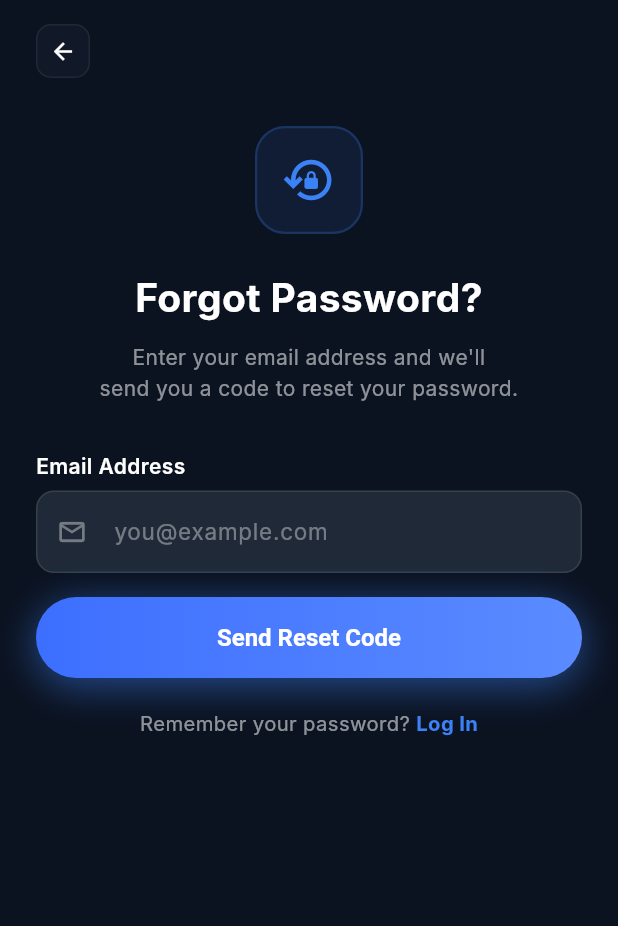
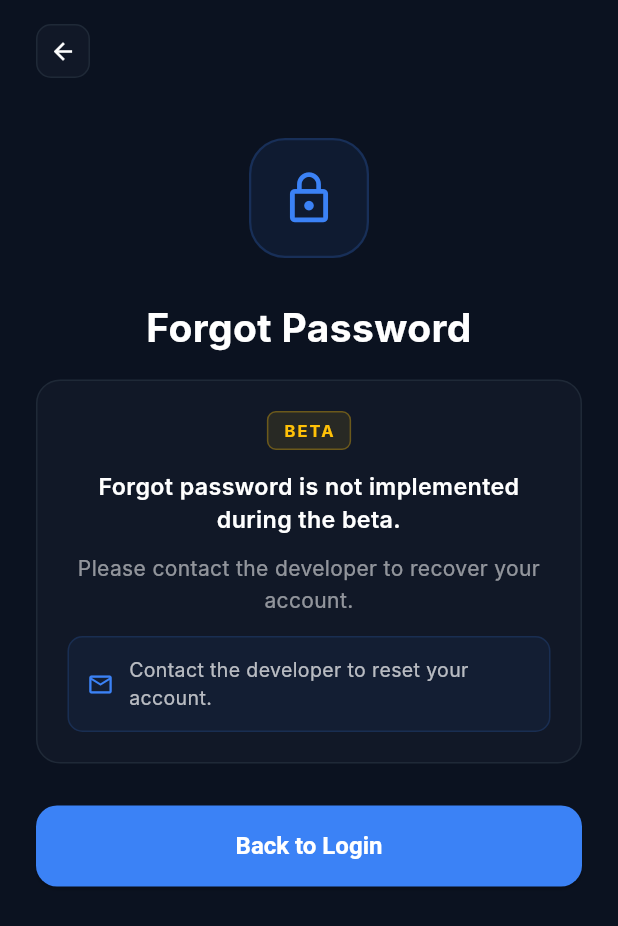
Before and after one commit to Thameur03/forgefit-front, a Flutter app: the ForgotPasswordScreen screen opened by its route, on a phone screen of 412 x 824 dp. Shown: the top 926 px of the screen. Run offline on Flutter 3.47's test engine with Material 3 defaults, Android fonts, the phone set to English and light mode, and no system bars; our stand-ins replace dio, fl_chart, flutter_local_notifications, flutter_secure_storage, flutter_svg, shared_preferences and 1 more; missing offline and left inert: mobile_scanner; accounts and stored records are empty; network calls fail; Roboto replaces fonts that are missing (Inter).

Commit message:
Prepare beta auth flow and fix nutrition logging

```diff
--- a/lib/features/auth/screens/forgot_password_screen.dart
+++ b/lib/features/auth/screens/forgot_password_screen.dart
@@ -1,47 +1,23 @@
+// ── Beta: ForgotPasswordScreen ────────────────────────────────────────────────
+//
+// During beta, password reset via email OTP is not available because email
+// delivery is not yet configured for production.
+//
+// This screen replaces the full OTP reset flow with a simple informational
+// page that instructs the user to contact the developer.
+//
+// The ResetPasswordScreen and backend /auth/forgot-password endpoint are
+// intentionally left intact for future use.
+// ─────────────────────────────────────────────────────────────────────────────
+
 import 'package:flutter/material.dart';
-import 'package:provider/provider.dart';
-import '../providers/auth_provider.dart';
 import '../widgets/onboarding_widgets.dart';
 
-class ForgotPasswordScreen extends StatefulWidget {
+/// Edit this constant to update the contact info shown to beta testers.
+const String kDeveloperContact = 'Contact the developer to reset your account.';
+
+class ForgotPasswordScreen extends StatelessWidget {
   const ForgotPasswordScreen({super.key});
-
-  @override
-  State<ForgotPasswordScreen> createState() => _ForgotPasswordScreenState();
-}
-
-class _ForgotPasswordScreenState extends State<ForgotPasswordScreen> {
-  final _formKey = GlobalKey<FormState>();
-  final _emailCtrl = TextEditingController();
-  bool _sent = false;
-
-  @override
-  void dispose() {
-    _emailCtrl.dispose();
-    super.dispose();
-  }
-
-  Future<void> _submit() async {
-    if (!_formKey.currentState!.validate()) return;
-
-    final auth = context.read<AuthProvider>();
-    auth.clearError();
-
-    final success = await auth.forgotPassword(_emailCtrl.text.trim());
-    if (!mounted) return;
-
-    if (success) {
-      setState(() => _sent = true);
-      await Future.delayed(const Duration(milliseconds: 600));
-      if (!mounted) return;
-
-      Navigator.pushReplacementNamed(
-        context,
-        '/reset-password',
-        arguments: _emailCtrl.text.trim(),
-      );
-    }
-  }
 
   @override
   Widget build(BuildContext context) {
@@ -50,14 +26,12 @@ class _ForgotPasswordScreenState extends State<ForgotPasswordScreen> {
       body: SafeArea(
         child: SingleChildScrollView(
           padding: const EdgeInsets.symmetric(horizontal: 24),
-          child: Form(
-            key: _formKey,
           child: Column(
             crossAxisAlignment: CrossAxisAlignment.stretch,
             children: [
               const SizedBox(height: 16),
 
-                // ── Back button ────────────────────────────────────
+              // ── Back button ──────────────────────────────────────
               Align(
                 alignment: Alignment.centerLeft,
                 child: GestureDetector(
@@ -70,38 +44,41 @@ class _ForgotPasswordScreenState extends State<ForgotPasswordScreen> {
                       borderRadius: BorderRadius.circular(10),
                       border: Border.all(color: OnboardingTheme.border),
                     ),
-                      child: const Icon(Icons.arrow_back,
-                          color: Colors.white, size: 18),
+                    child: const Icon(
+                      Icons.arrow_back,
+                      color: Colors.white,
+                      size: 18,
                     ),
                   ),
                 ),
-                const SizedBox(height: 32),
+              ),
+              const SizedBox(height: 40),
 
-                // ── Icon ───────────────────────────────────────────
+              // ── Lock icon ────────────────────────────────────────
               Center(
                 child: Container(
-                    width: 72,
-                    height: 72,
+                  width: 80,
+                  height: 80,
                   decoration: BoxDecoration(
-                      color: OnboardingTheme.accent.withAlpha(25),
-                      borderRadius: BorderRadius.circular(20),
+                    color: OnboardingTheme.accent.withAlpha(20),
+                    borderRadius: BorderRadius.circular(24),
                     border: Border.all(
-                        color: OnboardingTheme.accent.withAlpha(60),
+                      color: OnboardingTheme.accent.withAlpha(50),
                       width: 1.5,
                     ),
                   ),
                   child: const Icon(
-                      Icons.lock_reset_outlined,
+                    Icons.lock_outline,
                     color: OnboardingTheme.accent,
-                      size: 36,
+                    size: 38,
                   ),
                 ),
               ),
-                const SizedBox(height: 24),
+              const SizedBox(height: 28),
 
-                // ── Heading ────────────────────────────────────────
+              // ── Title ────────────────────────────────────────────
               const Text(
-                  'Forgot Password?',
+                'Forgot Password',
                 textAlign: TextAlign.center,
                 style: TextStyle(
                   color: Colors.white,
@@ -109,9 +86,53 @@ class _ForgotPasswordScreenState extends State<ForgotPasswordScreen> {
                   fontWeight: FontWeight.bold,
                 ),
               ),
+              const SizedBox(height: 16),
+
+              // ── Beta notice card ─────────────────────────────────
+              Container(
+                padding: const EdgeInsets.symmetric(
+                    horizontal: 20, vertical: 20),
+                decoration: BoxDecoration(
+                  color: OnboardingTheme.card,
+                  borderRadius: BorderRadius.circular(16),
+                  border: Border.all(color: OnboardingTheme.border),
+                ),
+                child: Column(
+                  children: [
+                    // Beta badge
+                    Container(
+                      padding: const EdgeInsets.symmetric(
+                          horizontal: 10, vertical: 4),
+                      decoration: BoxDecoration(
+                        color: Colors.amber.withAlpha(25),
+                        borderRadius: BorderRadius.circular(6),
+                        border: Border.all(
+                            color: Colors.amber.withAlpha(80)),
+                      ),
+                      child: const Text(
+                        'BETA',
+                        style: TextStyle(
+                          color: Colors.amber,
+                          fontSize: 11,
+                          fontWeight: FontWeight.w700,
+                          letterSpacing: 1.4,
+                        ),
+                      ),
+                    ),
+                    const SizedBox(height: 14),
+                    const Text(
+                      'Forgot password is not implemented during the beta.',
+                      textAlign: TextAlign.center,
+                      style: TextStyle(
+                        color: Colors.white,
+                        fontSize: 15.5,
+                        fontWeight: FontWeight.w600,
+                        height: 1.4,
+                      ),
+                    ),
                     const SizedBox(height: 10),
                     const Text(
-                  "Enter your email address and we'll\nsend you a code to reset your password.",
+                      'Please contact the developer to recover your account.',
                       textAlign: TextAlign.center,
                       style: TextStyle(
                         color: Colors.white54,
@@ -119,94 +140,68 @@ class _ForgotPasswordScreenState extends State<ForgotPasswordScreen> {
                         height: 1.5,
                       ),
                     ),
-                const SizedBox(height: 32),
-
-                // ── Email field ────────────────────────────────────
-                const OnboardingFieldLabel('Email Address'),
-                const SizedBox(height: 6),
-                OnboardingTextField(
-                  controller: _emailCtrl,
-                  hint: 'you@example.com',
-                  prefixIcon: Icons.email_outlined,
-                  keyboardType: TextInputType.emailAddress,
-                  validator: (v) {
-                    if (v == null || v.trim().isEmpty) {
-                      return 'Please enter your email';
-                    }
-                    if (!v.contains('@')) return 'Enter a valid email address';
-                    return null;
-                  },
+                    const SizedBox(height: 14),
+                    // Contact info line
+                    Container(
+                      padding: const EdgeInsets.all(12),
+                      decoration: BoxDecoration(
+                        color: OnboardingTheme.accent.withAlpha(15),
+                        borderRadius: BorderRadius.circular(10),
+                        border: Border.all(
+                            color: OnboardingTheme.accent.withAlpha(40)),
                       ),
-                const SizedBox(height: 16),
-
-                // ── Error ──────────────────────────────────────────
-                Consumer<AuthProvider>(
-                  builder: (context, auth, _) {
-                    if (auth.errorMessage != null) {
-                      return Padding(
-                        padding: const EdgeInsets.only(bottom: 12),
-                        child: Container(
-                          padding: const EdgeInsets.symmetric(
-                              horizontal: 14, vertical: 10),
-                          decoration: BoxDecoration(
-                            color: Colors.red.withAlpha(30),
-                            borderRadius: BorderRadius.circular(10),
+                      child: Row(
+                        children: [
+                          const Icon(
+                            Icons.mail_outline,
+                            color: OnboardingTheme.accent,
+                            size: 18,
                           ),
+                          const SizedBox(width: 10),
+                          Expanded(
                             child: Text(
-                            auth.errorMessage!,
+                              kDeveloperContact,
                               style: const TextStyle(
-                                color: Colors.redAccent, fontSize: 13),
-                            textAlign: TextAlign.center,
+                                color: Colors.white70,
+                                fontSize: 13,
                               ),
                             ),
-                      );
-                    }
-                    return const SizedBox.shrink();
-                  },
                           ),
+                        ],
+                      ),
+                    ),
+                  ],
+                ),
+              ),
+              const SizedBox(height: 28),
 
-                // ── Submit button ──────────────────────────────────
-                Consumer<AuthProvider>(
-                  builder: (context, auth, _) {
-                    return OnboardingPulseButton(
-                      label: 'Send Reset Code',
-                      showArrow: false,
-                      isLoading: auth.isLoading,
-                      isSuccess: _sent,
-                      onPressed: _submit,
-                    );
-                  },
+              // ── Back to Login button ─────────────────────────────
+              SizedBox(
+                height: 54,
+                child: ElevatedButton(
+                  onPressed: () =>
+                      Navigator.pushReplacementNamed(context, '/login'),
+                  style: ElevatedButton.styleFrom(
+                    backgroundColor: OnboardingTheme.accent,
+                    foregroundColor: Colors.white,
+                    shape: RoundedRectangleBorder(
+                      borderRadius: BorderRadius.circular(14),
                     ),
-                const SizedBox(height: 20),
-
-                // ── Back to login ──────────────────────────────────
-                Row(
-                  mainAxisAlignment: MainAxisAlignment.center,
-                  children: [
-                    const Text(
-                      'Remember your password? ',
-                      style: TextStyle(color: Colors.white54, fontSize: 13.5),
                   ),
-                    GestureDetector(
-                      onTap: () =>
-                          Navigator.pushReplacementNamed(context, '/login'),
                   child: const Text(
-                        'Log In',
+                    'Back to Login',
                     style: TextStyle(
-                          color: OnboardingTheme.accent,
-                          fontSize: 13.5,
+                      fontSize: 16,
                       fontWeight: FontWeight.bold,
                     ),
                   ),
                 ),
-                  ],
               ),
               const SizedBox(height: 32),
             ],
           ),
         ),
       ),
-      ),
     );
   }
 }
--- a/lib/features/auth/screens/login_screen.dart
+++ b/lib/features/auth/screens/login_screen.dart
@@ -40,15 +40,10 @@ class _LoginScreenState extends State<LoginScreen> {
 
     if (success) {
       Navigator.pushReplacementNamed(context, '/home');
-    } else if (authProvider.errorMessage != null &&
-        authProvider.errorMessage!.contains('verify your email')) {
-      // Redirect to verification screen
-      Navigator.pushNamed(
-        context,
-        '/verify-email',
-        arguments: _emailController.text.trim(),
-      );
     }
+    // Beta: 403 "please verify email" no longer occurs because backend verification
+    // is disabled via REQUIRE_EMAIL_VERIFICATION=false. Any error is shown in
+    // the error banner above the login button by the Consumer<AuthProvider> widget.
   }
 
   @override
--- a/lib/features/auth/screens/profile_summary_screen.dart
+++ b/lib/features/auth/screens/profile_summary_screen.dart
@@ -63,21 +63,25 @@ class _ProfileSummaryScreenState extends State<ProfileSummaryScreen>
 
     if (success) {
       setState(() => _success = true);
-
-      // Save email before reset
-      final email = op.email;
       op.reset();
 
       // Short delay to show checkmark
       await Future.delayed(const Duration(milliseconds: 800));
       if (!mounted) return;
 
-      // Navigate to email verification screen
+      // Beta: email verification is disabled — navigate to login with success message.
+      // EmailVerificationScreen is intentionally NOT navigated to during beta.
+      ScaffoldMessenger.of(context).showSnackBar(
+        const SnackBar(
+          content: Text('Account created! Please log in.'),
+          backgroundColor: Color(0xFF3B82F6),
+          duration: Duration(seconds: 3),
+        ),
+      );
       Navigator.pushNamedAndRemoveUntil(
         context,
-        '/verify-email',
+        '/login',
         (r) => false,
-        arguments: email,
       );
     }
   }
--- a/lib/features/nutrition/providers/nutrition_provider.dart
+++ b/lib/features/nutrition/providers/nutrition_provider.dart
@@ -1,4 +1,5 @@
 import 'package:flutter/material.dart';
+import 'package:dio/dio.dart';
 import '../../../core/constants/api_constants.dart';
 import '../../../core/network/api_client.dart';
 import '../models/nutrition_model.dart';
@@ -199,6 +200,9 @@ class NutritionProvider extends ChangeNotifier {
   ///
   /// [selectedDate] must match the `date` field in [payload].
   /// If null, today is assumed.
+  ///
+  /// Throws a user-readable String on failure so callers (e.g. FoodDetailScreen)
+  /// can surface it in a SnackBar.
   Future<void> postNutritionLog(
     Map<String, dynamic> payload, {
     DateTime? selectedDate,
@@ -206,13 +210,38 @@ class NutritionProvider extends ChangeNotifier {
     final targetDate = selectedDate ?? DateTime.now();
     final key = dateKey(targetDate);
 
-    debugPrint('[NutritionProvider] POST /nutrition/ key=$key payload=$payload');
+    debugPrint('[NutritionProvider] addFood body=${payload.map((k, v) => MapEntry(k, v.toString()))}');
 
-    await _apiClient.post(ApiConstants.nutrition, data: payload);
+    try {
+      final response = await _apiClient.post(ApiConstants.nutrition, data: payload);
+      debugPrint('[NutritionProvider] addFood status=${response.statusCode}');
+    } on DioException catch (e) {
+      final status = e.response?.statusCode;
+      final detail = e.response?.data;
+      String msg;
+      if (detail is Map && detail['detail'] != null) {
+        final d = detail['detail'];
+        if (d is List && d.isNotEmpty) {
+          msg = d.map((item) => item['msg'] ?? item.toString()).join(', ');
+        } else {
+          msg = d.toString();
+        }
+      } else {
+        msg = 'Failed to save food log (status $status)';
+      }
+      debugPrint('[NutritionProvider] addFood error=$msg');
+      throw msg;
+    } catch (e) {
+      debugPrint('[NutritionProvider] addFood error=$e');
+      throw 'Unexpected error saving food log: $e';
+    }
 
+    // ── Refresh the correct date so the UI updates immediately ──────────────
     if (_isSameDate(targetDate, DateTime.now())) {
+      debugPrint('[NutritionProvider] refreshToday after addFood');
       await loadTodayNutrition();
     } else {
+      debugPrint('[NutritionProvider] refreshDate=$key after addFood');
       await loadNutritionForDate(key);
     }
   }
```
Lines whose indentation alone changed are shown as unchanged.
